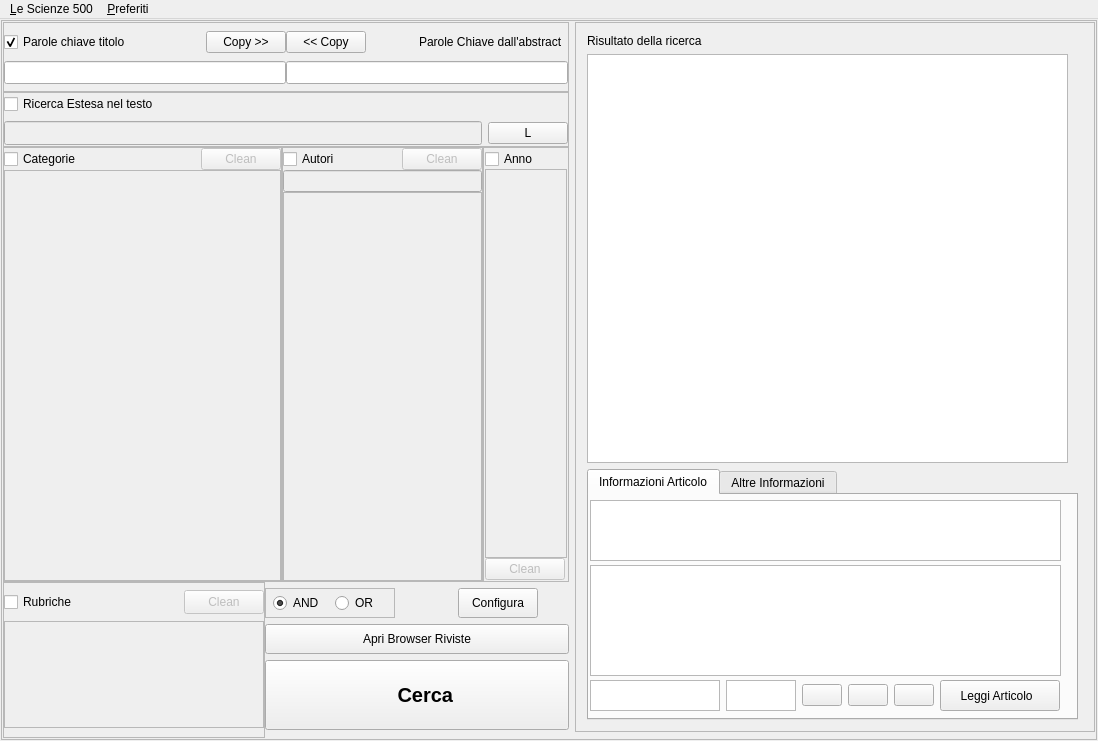
Old version of the form lescienze500/src/lescienze500.ui in the repository simon-r/LeScienze500.
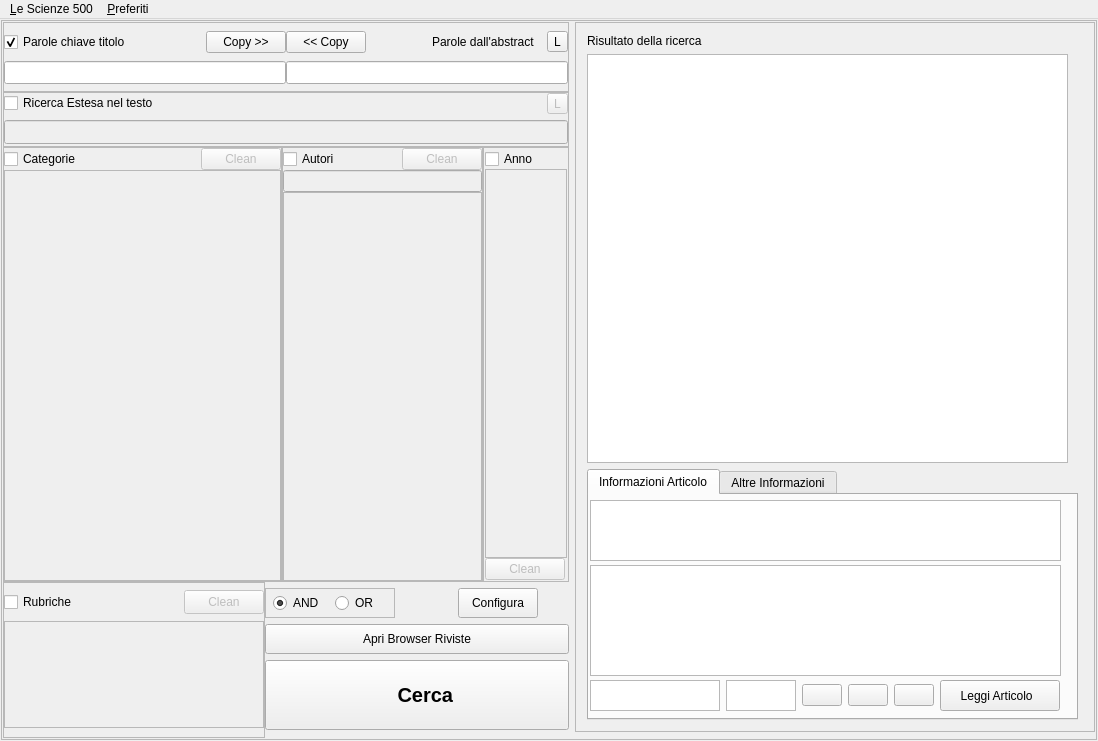
New version of the form. Icons and pictures are not drawn.

```diff
--- a/lescienze500/src/lescienze500.ui
+++ b/lescienze500/src/lescienze500.ui
@@ -714,7 +714,14 @@
                    </size>
                   </property>
                   <property name="text">
-                   <string>Parole Chiave dall'abstract  </string>
+                   <string>Parole dall'abstract  </string>
+                  </property>
+                 </widget>
+                </item>
+                <item>
+                 <widget class="QToolButton" name="SelectLogicalTitolo">
+                  <property name="text">
+                   <string>L</string>
                   </property>
                  </widget>
                 </item>
@@ -766,7 +773,7 @@
                 </property>
                </widget>
               </item>
-              <item row="1" column="0">
+              <item row="1" column="0" colspan="2">
                <widget class="QLineEdit" name="ParoleChiaveTesto">
                 <property name="enabled">
                  <bool>false</bool>
@@ -779,8 +786,11 @@
                 </property>
                </widget>
               </item>
-              <item row="1" column="1">
-               <widget class="QPushButton" name="SelectLogical">
+              <item row="0" column="1">
+               <widget class="QToolButton" name="SelectLogical">
+                <property name="enabled">
+                 <bool>false</bool>
+                </property>
                 <property name="text">
                  <string>L</string>
                 </property>
```
